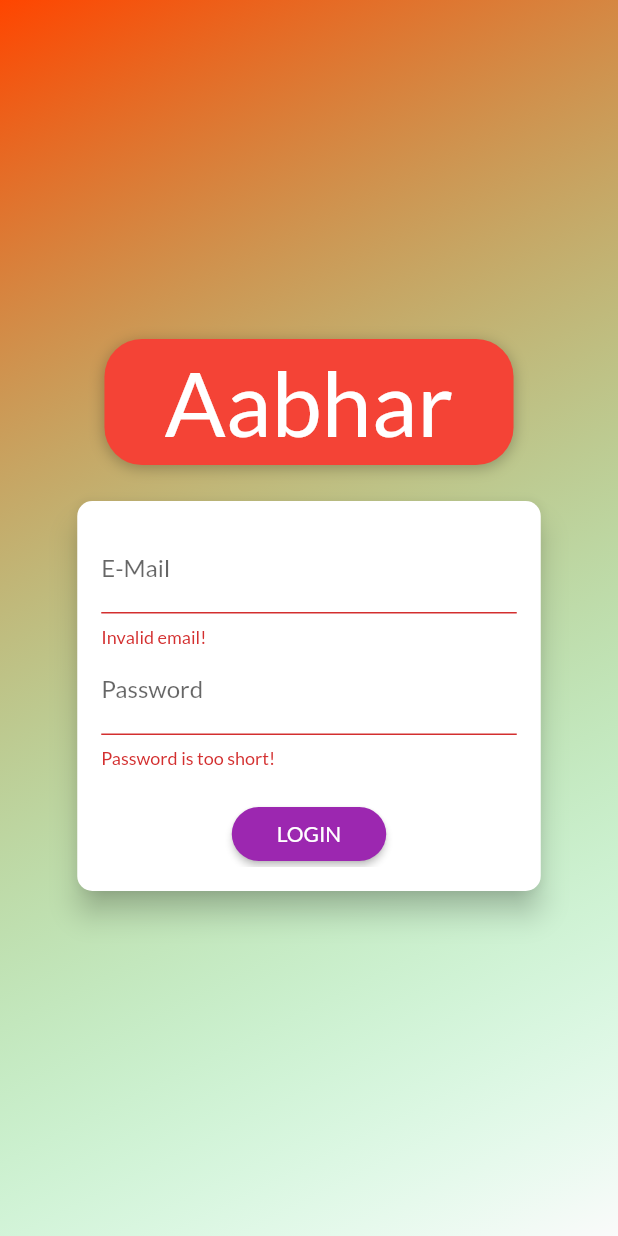
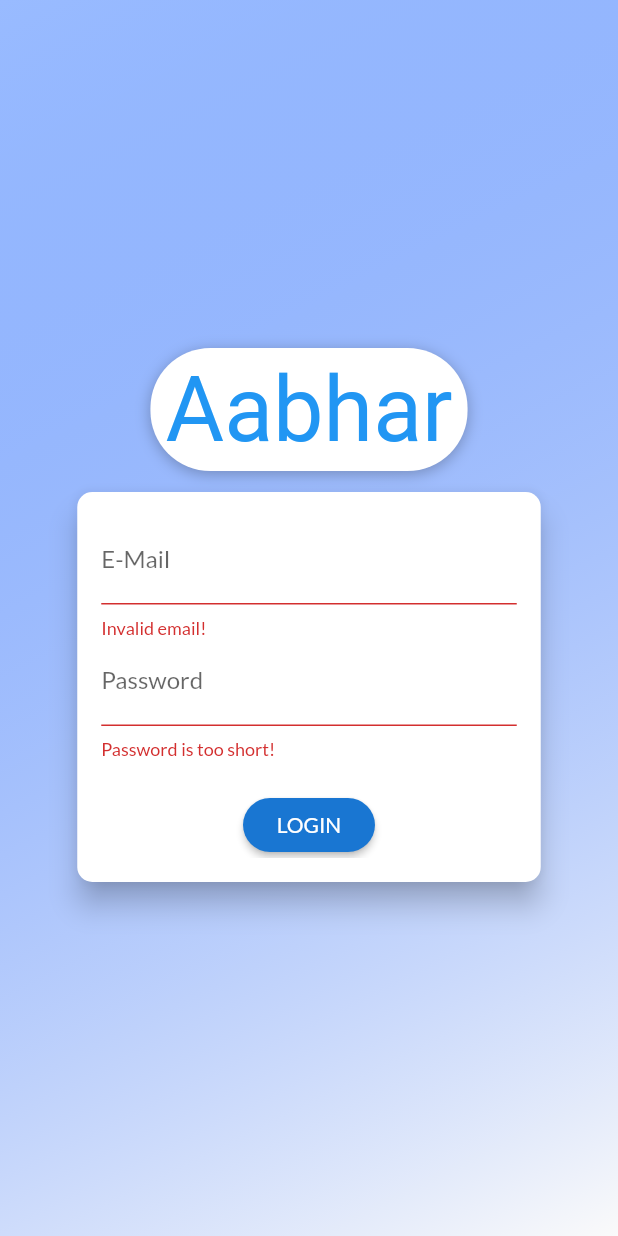
Before and after one commit to friendlyNeighbourhoodFool/donations_app, a Flutter app: the screen it shows after launch, after a tap on "LOGIN", on a phone screen of 412 x 824 dp. Run offline on Flutter 3.47's test engine with Material 2 defaults, Android fonts, the phone set to English and light mode, and no system bars; our stand-ins replace shared_preferences; missing offline and left inert: shared_preferences_web; network calls fail; Roboto replaces fonts that are missing (Pacifico).

Commit message:
Add files via upload

```diff
--- a/lib/screens/auth_screen.dart
+++ b/lib/screens/auth_screen.dart
@@ -24,8 +24,8 @@ class AuthScreen extends StatelessWidget {
             decoration: BoxDecoration(
               gradient: LinearGradient(
                 colors: [
-                  Color.fromRGBO(255, 69, 0, .9).withOpacity(1),
-                  Color.fromRGBO(0, 255, 100, .6).withOpacity(0),
+                  Color.fromRGBO(153, 187, 255, .2).withOpacity(1),
+                  Color.fromRGBO(0, 78, 255, .6).withOpacity(0),
                 ],
                 begin: Alignment.topLeft,
                 end: Alignment.bottomRight,
@@ -43,15 +43,15 @@ class AuthScreen extends StatelessWidget {
                 children: <Widget>[
                   Flexible(
                     child: Container(
-                      margin: EdgeInsets.only(bottom: 20.0),
+                      margin: EdgeInsets.only(bottom: 10.0),
                       padding:
-                          EdgeInsets.symmetric(vertical: 6.0, horizontal: 40.0),
+                          EdgeInsets.symmetric(vertical: 6.0, horizontal: 10.0),
                       //transform: Matrix4.rotationZ(-8 * pi / 180)
                       //  ..translate(-8.0),
                       // ..translate(-10.0),
                       decoration: BoxDecoration(
-                        borderRadius: BorderRadius.circular(25),
-                        color: Colors.red.shade500,
+                        borderRadius: BorderRadius.circular(40),
+                        color: Colors.white,
                         boxShadow: [
                           BoxShadow(
                             blurRadius: 8,
@@ -63,11 +63,11 @@ class AuthScreen extends StatelessWidget {
                       child: Text(
                         'Aabhar',
                         style: TextStyle(
-                          color: Colors
-                              .white, //Theme.of(context).accentTextTheme.title.color,
+                          color: Colors.blue
+                              .shade500, //Theme.of(context).accentTextTheme.title.color,
                           fontSize: 60,
-                          fontFamily: 'Lato',
-                          fontWeight: FontWeight.w100,
+                          fontFamily: 'Pacifico',
+                          //fontWeight: FontWeight.w100,
                         ),
                       ),
                     ),
@@ -187,13 +187,13 @@ class _AuthCardState extends State<AuthCard>
     } on HttpException catch (error) {
       var errorMessage = 'Authentication failed';
       if (error.toString().contains('EMAIL_EXISTS')) {
-        errorMessage = 'This email address is already in use.';
+        errorMessage = 'This email address / username is already in use.';
       } else if (error.toString().contains('INVALID_EMAIL')) {
-        errorMessage = 'This is not a valid email address';
+        errorMessage = 'This is not a valid email address / username';
       } else if (error.toString().contains('WEAK_PASSWORD')) {
         errorMessage = 'This password is too weak.';
       } else if (error.toString().contains('EMAIL_NOT_FOUND')) {
-        errorMessage = 'Could not find a user with that email.';
+        errorMessage = 'Could not find a user with that email / username.';
       } else if (error.toString().contains('INVALID_PASSWORD')) {
         errorMessage = 'Invalid password.';
       }
@@ -262,7 +262,7 @@ class _AuthCardState extends State<AuthCard>
                   obscureText: true,
                   controller: _passwordController,
                   validator: (value) {
-                    if (value.isEmpty || value.length < 5) {
+                    if (value.isEmpty || value.length < 4) {
                       return 'Password is too short!';
                     }
                   },
@@ -330,20 +330,21 @@ class _AuthCardState extends State<AuthCard>
                         Text(_authMode == AuthMode.Login ? 'LOGIN' : 'SIGN UP'),
                     onPressed: _submit,
                     shape: RoundedRectangleBorder(
-                      borderRadius: BorderRadius.circular(30),
+                      borderRadius: BorderRadius.circular(40),
                     ),
                     padding:
-                        EdgeInsets.symmetric(horizontal: 30.0, vertical: 8.0),
-                    color: Theme.of(context).primaryColor,
+                        EdgeInsets.symmetric(horizontal: 10.0, vertical: 8.0),
+                    color:
+                        Colors.blue.shade700, //Theme.of(context).primaryColor,
                     textColor: Theme.of(context).primaryTextTheme.button.color,
                   ),
                 FlatButton(
                   child: Text(
                       '${_authMode == AuthMode.Login ? 'SIGN UP' : 'LOGIN'} '),
                   onPressed: _switchAuthMode,
-                  padding: EdgeInsets.symmetric(horizontal: 30.0, vertical: 4),
+                  padding: EdgeInsets.symmetric(horizontal: 20.0, vertical: 4),
                   materialTapTargetSize: MaterialTapTargetSize.shrinkWrap,
-                  textColor: Theme.of(context).primaryColor,
+                  textColor: Colors.lightBlue, //Theme.of(context).primaryColor,
                 ),
               ],
             ),
--- a/lib/screens/product_detail_screen.dart
+++ b/lib/screens/product_detail_screen.dart
@@ -78,13 +78,14 @@ class ProductDetailScreen extends StatelessWidget {
                   height: 25,
                 ),
                 Container(
-                  color: Colors.yellowAccent,
+                  //color: Colors.yellowAccent,
                   padding: EdgeInsets.symmetric(horizontal: 10),
                   width: double.infinity,
                   child: Text(
                     loadedProduct.description,
                     textAlign: TextAlign.center,
-                    style: TextStyle(fontWeight: FontWeight.w100),
+                    style: TextStyle(
+                        fontFamily: 'Lato', fontWeight: FontWeight.w100),
                     softWrap: true,
                   ),
                 ),
```
